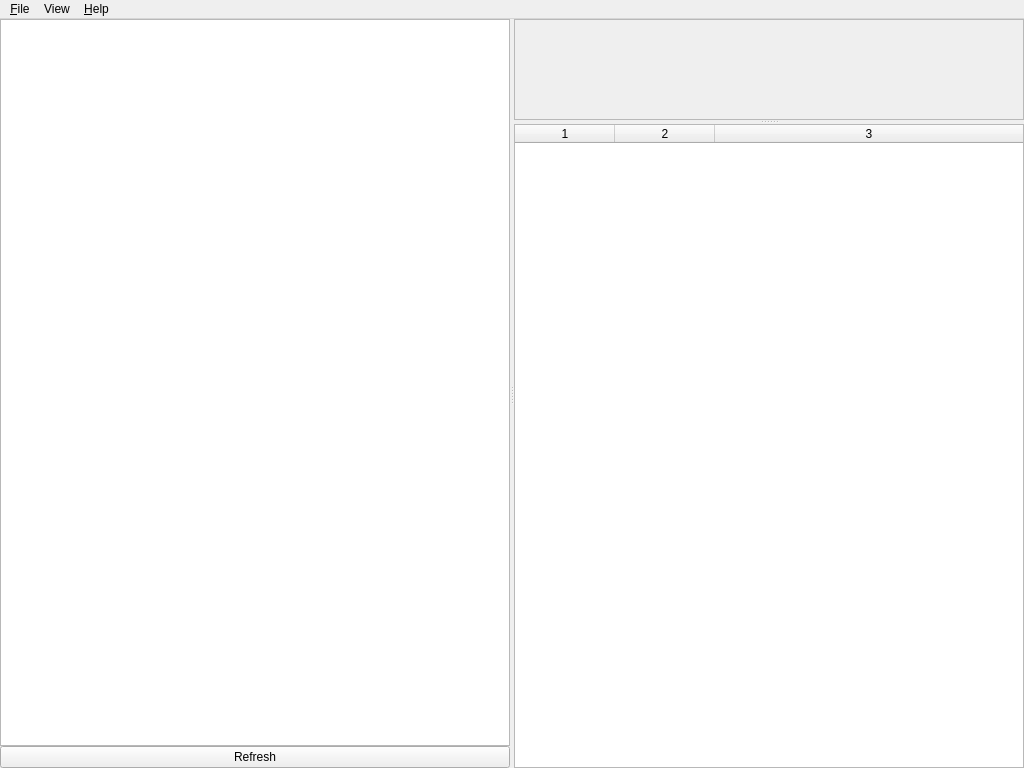
Above: src/gui/applicationwindow_view.ui from eseo-emc/emctestbench before the change. Below: the same form after it.
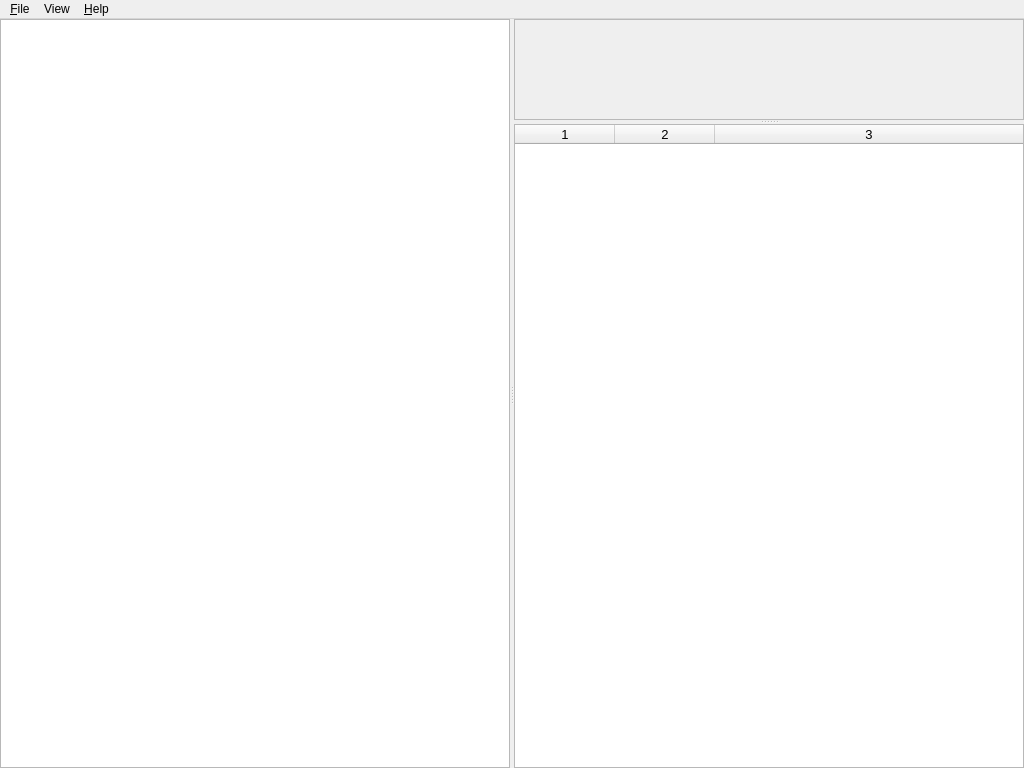
That is the form after the change. Custom widgets are drawn as their Qt base class.

Commit message:
System tree -> MVC paradigm, added experiments
OrderedDict for devices, connected -> online, lazy tryConnect()

What changed in the file:
```diff
--- a/src/gui/applicationwindow_view.ui
+++ b/src/gui/applicationwindow_view.ui
@@ -32,7 +32,7 @@
          <number>0</number>
         </property>
         <item>
-         <widget class="QTreeView" name="systemTree">
+         <widget class="SystemTreeWidget" name="systemTree">
           <property name="font">
            <font>
             <pointsize>10</pointsize>
@@ -47,19 +47,20 @@
             <height>18</height>
            </size>
           </property>
+          <property name="columnCount">
+           <number>1</number>
+          </property>
           <attribute name="headerVisible">
            <bool>false</bool>
           </attribute>
-          <attribute name="headerStretchLastSection">
-           <bool>true</bool>
+          <attribute name="headerMinimumSectionSize">
+           <number>1</number>
           </attribute>
-         </widget>
-        </item>
-        <item>
-         <widget class="QPushButton" name="refreshButton">
-          <property name="text">
-           <string>Refresh</string>
-          </property>
+          <column>
+           <property name="text">
+            <string notr="true">1</string>
+           </property>
+          </column>
          </widget>
         </item>
        </layout>
@@ -77,6 +78,11 @@
         </property>
        </widget>
        <widget class="LogWidget" name="logView">
+        <property name="font">
+         <font>
+          <pointsize>10</pointsize>
+         </font>
+        </property>
         <property name="editTriggers">
          <set>QAbstractItemView::NoEditTriggers</set>
         </property>
@@ -205,6 +211,11 @@
    <extends>QTableWidget</extends>
    <header>gui.logwidget.h</header>
   </customwidget>
+  <customwidget>
+   <class>SystemTreeWidget</class>
+   <extends>QTreeWidget</extends>
+   <header>gui.systemtreewidget.h</header>
+  </customwidget>
  </customwidgets>
  <resources>
   <include location="icons/icons.qrc"/>
```
The commit also changes 29 other files.
